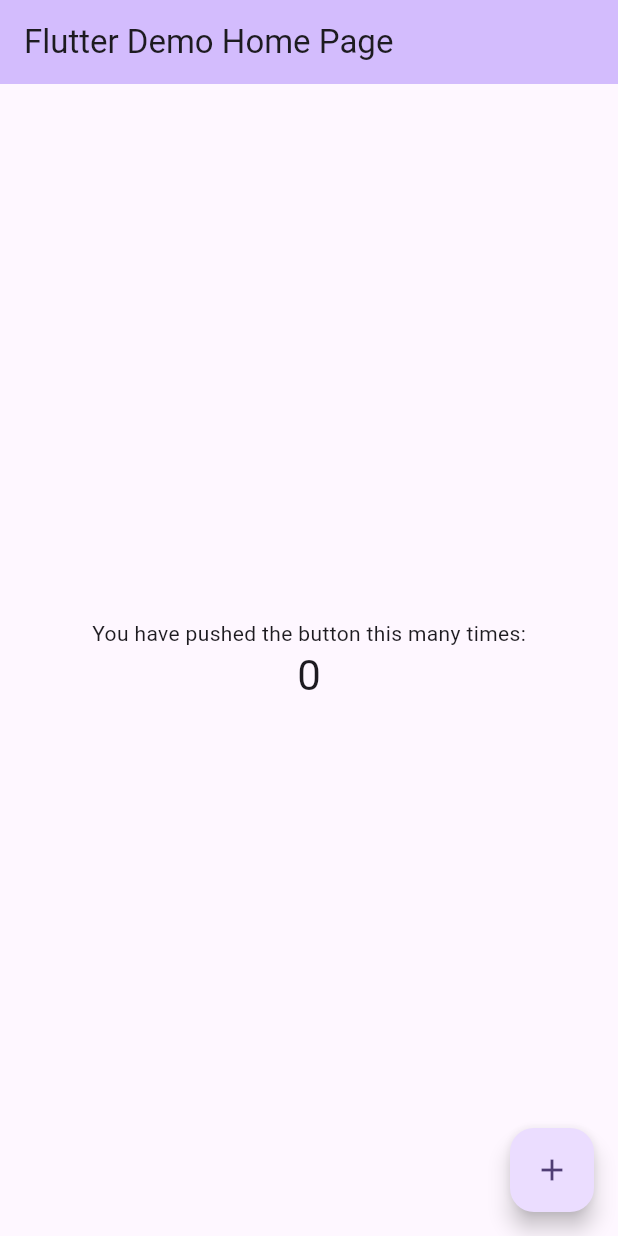
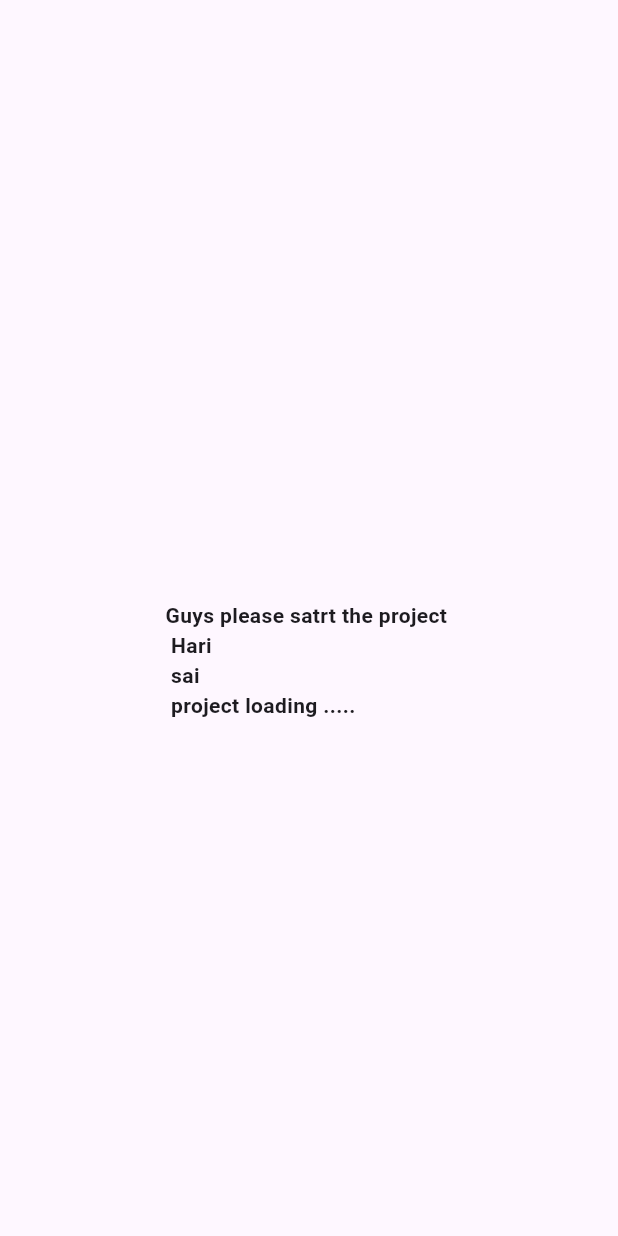
Before and after one commit to Varuntejakulla/ResumeMaker_App, a Flutter app: the screen it shows after launch, on a phone screen of 412 x 824 dp. Run offline on Flutter 3.47's test engine with Material 3 defaults, Android fonts, the phone set to English and light mode, and no system bars.

Commit message:
changes main

```diff
--- a/lib/main.dart
+++ b/lib/main.dart
@@ -1,122 +1,48 @@
+
 import 'package:flutter/material.dart';
 
+
 void main() {
-  runApp(const MyApp());
+  runApp(Myflutter());
 }
 
-class MyApp extends StatelessWidget {
-  const MyApp({super.key});
+class Myflutter extends StatelessWidget {
+  const Myflutter({super.key});
 
-  // This widget is the root of your application.
   @override
   Widget build(BuildContext context) {
     return MaterialApp(
-      title: 'Flutter Demo',
-      theme: ThemeData(
-        // This is the theme of your application.
-        //
-        // TRY THIS: Try running your application with "flutter run". You'll see
-        // the application has a purple toolbar. Then, without quitting the app,
-        // try changing the seedColor in the colorScheme below to Colors.green
-        // and then invoke "hot reload" (save your changes or press the "hot
-        // reload" button in a Flutter-supported IDE, or press "r" if you used
-        // the command line to start the app).
-        //
-        // Notice that the counter didn't reset back to zero; the application
-        // state is not lost during the reload. To reset the state, use hot
-        // restart instead.
-        //
-        // This works for code too, not just values: Most code changes can be
-        // tested with just a hot reload.
-        colorScheme: ColorScheme.fromSeed(seedColor: Colors.deepPurple),
-      ),
-      home: const MyHomePage(title: 'Flutter Demo Home Page'),
+      debugShowCheckedModeBanner: false,
+      title: 'Language x ',
+      theme: ThemeData(primaryColor: const Color.fromARGB(255, 19, 64, 42)),
+      home: Dashboard(),
     );
   }
 }
 
-class MyHomePage extends StatefulWidget {
-  const MyHomePage({super.key, required this.title});
-
-  // This widget is the home page of your application. It is stateful, meaning
-  // that it has a State object (defined below) that contains fields that affect
-  // how it looks.
-
-  // This class is the configuration for the state. It holds the values (in this
-  // case the title) provided by the parent (in this case the App widget) and
-  // used by the build method of the State. Fields in a Widget subclass are
-  // always marked "final".
-
-  final String title;
+class Dashboard extends StatefulWidget {
+  const Dashboard({super.key});
 
   @override
-  State<MyHomePage> createState() => _MyHomePageState();
+  // ignore: library_private_types_in_public_api
+  _DashboardState createState() => _DashboardState();
 }
 
-class _MyHomePageState extends State<MyHomePage> {
-  int _counter = 0;
-
-  void _incrementCounter() {
-    setState(() {
-      // This call to setState tells the Flutter framework that something has
-      // changed in this State, which causes it to rerun the build method below
-      // so that the display can reflect the updated values. If we changed
-      // _counter without calling setState(), then the build method would not be
-      // called again, and so nothing would appear to happen.
-      _counter++;
-    });
-  }
+class _DashboardState extends State<Dashboard> {
 
   @override
   Widget build(BuildContext context) {
-    // This method is rerun every time setState is called, for instance as done
-    // by the _incrementCounter method above.
-    //
-    // The Flutter framework has been optimized to make rerunning build methods
-    // fast, so that you can just rebuild anything that needs updating rather
-    // than having to individually change instances of widgets.
     return Scaffold(
       appBar: AppBar(
-        // TRY THIS: Try changing the color here to a specific color (to
-        // Colors.amber, perhaps?) and trigger a hot reload to see the AppBar
-        // change color while the other colors stay the same.
-        backgroundColor: Theme.of(context).colorScheme.inversePrimary,
-        // Here we take the value from the MyHomePage object that was created by
-        // the App.build method, and use it to set our appbar title.
-        title: Text(widget.title),
+
       ),
-      body: Center(
-        // Center is a layout widget. It takes a single child and positions it
-        // in the middle of the parent.
-        child: Column(
-          // Column is also a layout widget. It takes a list of children and
-          // arranges them vertically. By default, it sizes itself to fit its
-          // children horizontally, and tries to be as tall as its parent.
-          //
-          // Column has various properties to control how it sizes itself and
-          // how it positions its children. Here we use mainAxisAlignment to
-          // center the children vertically; the main axis here is the vertical
-          // axis because Columns are vertical (the cross axis would be
-          // horizontal).
-          //
-          // TRY THIS: Invoke "debug painting" (choose the "Toggle Debug Paint"
-          // action in the IDE, or press "p" in the console), to see the
-          // wireframe for each widget.
-          mainAxisAlignment: MainAxisAlignment.center,
-          children: <Widget>[
-            const Text('You have pushed the button this many times:'),
-            Text(
-              '$_counter',
-              style: Theme.of(context).textTheme.headlineMedium,
-            ),
-          ],
-        ),
+      body:
+      Center(
+      child: SizedBox(
+        child: Text("Guys please satrt the project \n Hari \n sai  \n project loading .....",style: TextStyle(fontWeight: FontWeight.bold),
+        ) ,
       ),
-      floatingActionButton: FloatingActionButton(
-        onPressed: _incrementCounter,
-        tooltip: 'Increment',
-        child: const Icon(Icons.add),
-      ), // This trailing comma makes auto-formatting nicer for build methods.
+      )
     );
   }
 }
```
Also changed, not shown: 1 other file.
